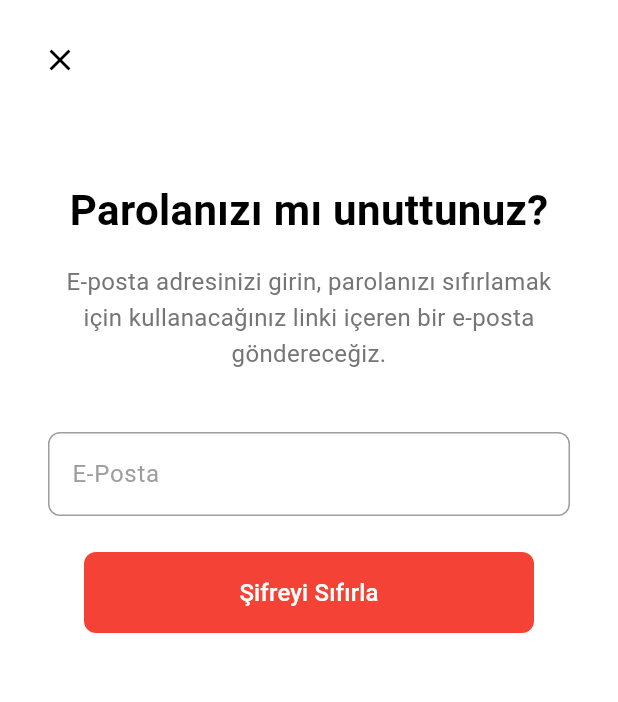
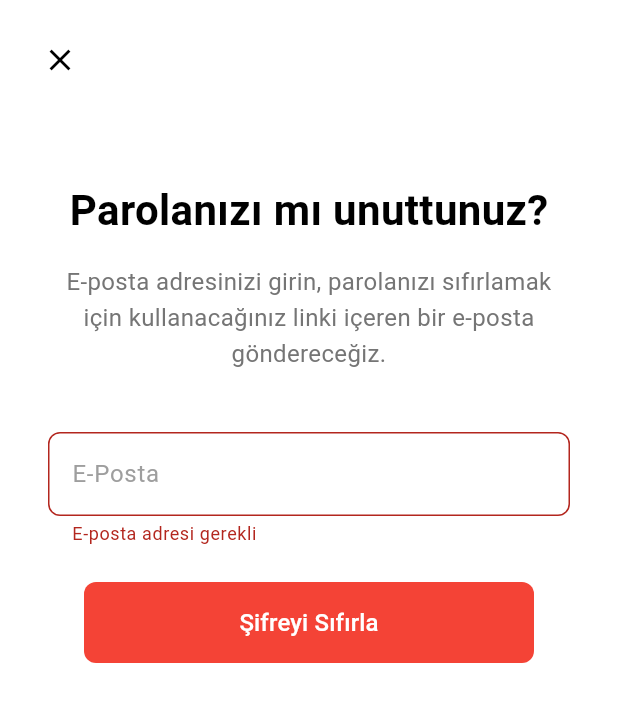
Before and after one commit to Batubttl/bundle_app, a Flutter app: the ForgotPasswordView screen opened directly, after a tap on "Şifreyi Sıfırla", on a phone screen of 412 x 824 dp. Shown: the top 702 px of the screen. Run offline on Flutter 3.47's test engine with Material 3 defaults, Android fonts, the phone set to English and light mode, and no system bars; our stand-ins replace cached_network_image, dio, firebase_auth, firebase_core, flutter_screenutil, get_it and 1 more; accounts and stored records are empty; generated files the repository leaves out were written again; network calls fail.

Commit message:
Forgot Password logic completed

```diff
--- /dev/null
+++ b/lib/views/auth/auth_view_model.dart
@@ -0,0 +1,37 @@
+import 'package:bundle_app/services/auth_services.dart';
+import 'package:flutter/material.dart';
+
+class AuthViewModel extends ChangeNotifier {
+  final AuthService _authService;
+  bool isLoading = false;
+  String? errorMessage;
+
+  AuthViewModel(this._authService);
+
+  Future<void> forgotPassword(String email) async {
+    try {
+      isLoading = true;
+      errorMessage = null;
+      notifyListeners();
+
+      await _authService.sendPasswordResetEmail(email);
+
+      isLoading = false;
+      notifyListeners();
+    } catch (e) {
+      errorMessage = e.toString();
+      isLoading = false;
+      notifyListeners();
+    }
+  }
+
+  String? validateEmail(String? value) {
+    if (value == null || value.isEmpty) {
+      return 'E-posta adresi gerekli';
+    }
+    if (!value.contains('@')) {
+      return 'Geçerli bir e-posta adresi girin';
+    }
+    return null;
+  }
+}
--- a/lib/views/auth/forget_password_view.dart
+++ b/lib/views/auth/forget_password_view.dart
@@ -1,5 +1,8 @@
 import 'package:flutter/material.dart';
+import 'package:provider/provider.dart';
 import '../../widgets/custom_button.dart';
+import 'auth_view_model.dart';
+import '../../services/auth_services.dart';
 
 class ForgotPasswordView extends StatefulWidget {
   const ForgotPasswordView({Key? key}) : super(key: key);
@@ -20,7 +23,10 @@ class _ForgotPasswordViewState extends State<ForgotPasswordView> {
 
   @override
   Widget build(BuildContext context) {
-    return Scaffold(
+    return ChangeNotifierProvider(
+      create: (context) => AuthViewModel(AuthService()),
+      child: Consumer<AuthViewModel>(
+        builder: (context, viewModel, child) => Scaffold(
           backgroundColor: Colors.white,
           body: SafeArea(
             child: Column(
@@ -73,6 +79,7 @@ class _ForgotPasswordViewState extends State<ForgotPasswordView> {
                             children: [
                               // E-posta
                               TextFormField(
+                                keyboardType: TextInputType.emailAddress,
                                 controller: _emailController,
                                 decoration: const InputDecoration(
                                   hintText: 'E-Posta',
@@ -91,21 +98,48 @@ class _ForgotPasswordViewState extends State<ForgotPasswordView> {
                                     borderSide: BorderSide(color: Colors.grey),
                                   ),
                                 ),
-                            validator: (value) {
-                              if (value == null || value.isEmpty) {
-                                return 'Lütfen e-posta adresinizi girin';
-                              }
-                              return null;
-                            },
+                                validator: viewModel.validateEmail,
                               ),
                               const SizedBox(height: 24),
 
                               // Şifreyi Sıfırla Butonu
                               CustomButton(
-                            text: 'Şifreyi Sıfırla',
-                            onPressed: () {},
+                                text: viewModel.isLoading
+                                    ? 'Gönderiliyor...'
+                                    : 'Şifreyi Sıfırla',
+                                onPressed: viewModel.isLoading
+                                    ? null
+                                    : () async {
+                                        if (_formKey.currentState!.validate()) {
+                                          await viewModel.forgotPassword(
+                                            _emailController.text.trim(),
+                                          );
+
+                                          if (!mounted) return;
+
+                                          if (viewModel.errorMessage == null) {
+                                            ScaffoldMessenger.of(context)
+                                                .showSnackBar(
+                                              const SnackBar(
+                                                content: Text(
+                                                    'Şifre sıfırlama bağlantısı e-posta adresinize gönderildi.'),
+                                                backgroundColor: Colors.green,
+                                              ),
+                                            );
+                                            Navigator.pop(context);
+                                          } else {
+                                            ScaffoldMessenger.of(context)
+                                                .showSnackBar(
+                                              SnackBar(
+                                                content: Text(
+                                                    viewModel.errorMessage!),
                                                 backgroundColor: Colors.red,
-                            mainAxisAlignment: MainAxisAlignment.center,
+                                              ),
+                                            );
+                                          }
+                                        }
+                                      },
+                                backgroundColor: Colors.red,
                               ),
                             ],
                           ),
@@ -117,6 +151,8 @@ class _ForgotPasswordViewState extends State<ForgotPasswordView> {
               ],
             ),
           ),
+        ),
+      ),
     );
   }
 }
```
Also changed, not shown: lib/services/auth_services.dart (+18 -0 lines). Lines whose indentation alone changed are shown as unchanged.
